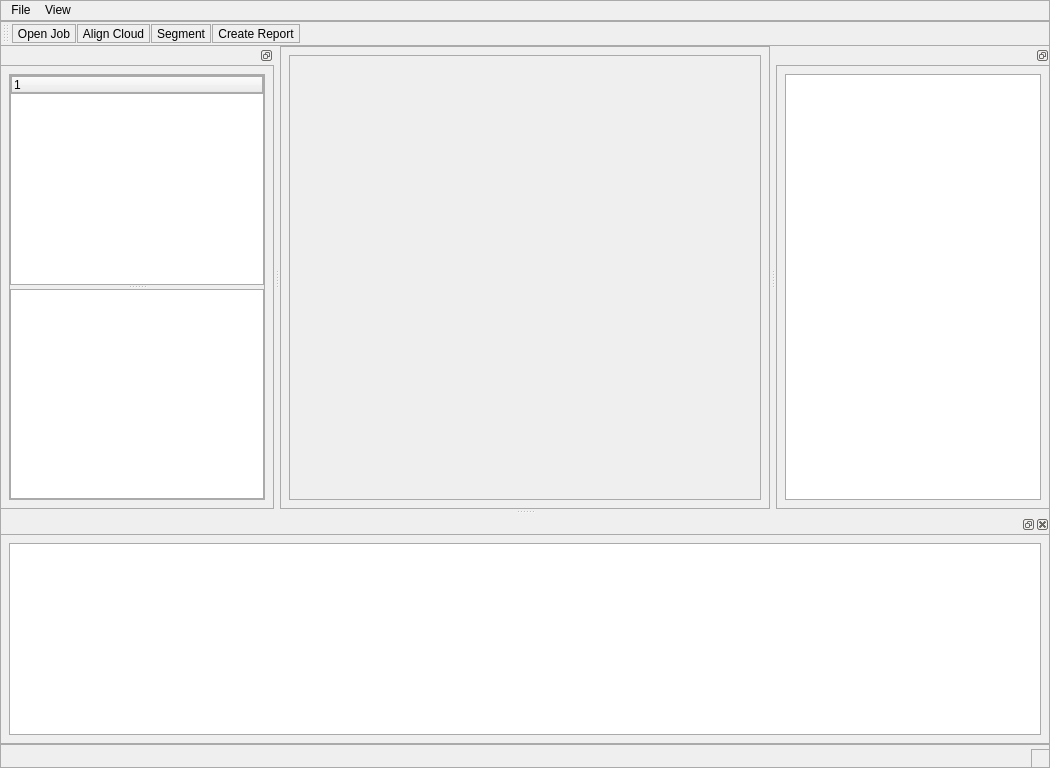
The window that designer/main_window.ui (jacondv/PPS_Report_Tool) describes before a commit, drawn with Qt 5.
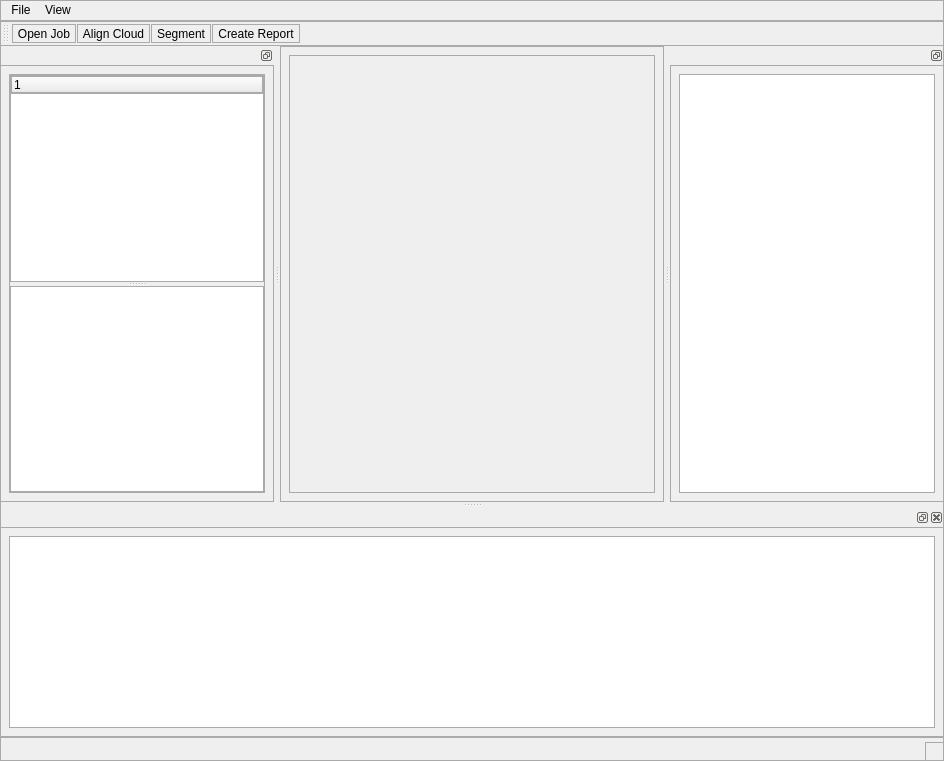
The same window after the commit. Icons and pictures are not drawn.

Patch:
```diff
--- a/designer/main_window.ui
+++ b/designer/main_window.ui
@@ -6,8 +6,8 @@
    <rect>
     <x>0</x>
     <y>0</y>
-    <width>1050</width>
-    <height>768</height>
+    <width>944</width>
+    <height>761</height>
    </rect>
   </property>
   <property name="windowTitle">
@@ -18,7 +18,7 @@
 </string>
   </property>
   <widget class="QWidget" name="centralwidget">
-   <layout class="QHBoxLayout" name="horizontalLayout">
+   <layout class="QVBoxLayout" name="verticalLayout_4">
     <item>
      <widget class="QWidget" name="cloud_viewer" native="true"/>
     </item>
@@ -99,7 +99,7 @@
     <rect>
      <x>0</x>
      <y>0</y>
-     <width>1050</width>
+     <width>944</width>
      <height>24</height>
     </rect>
    </property>
```
